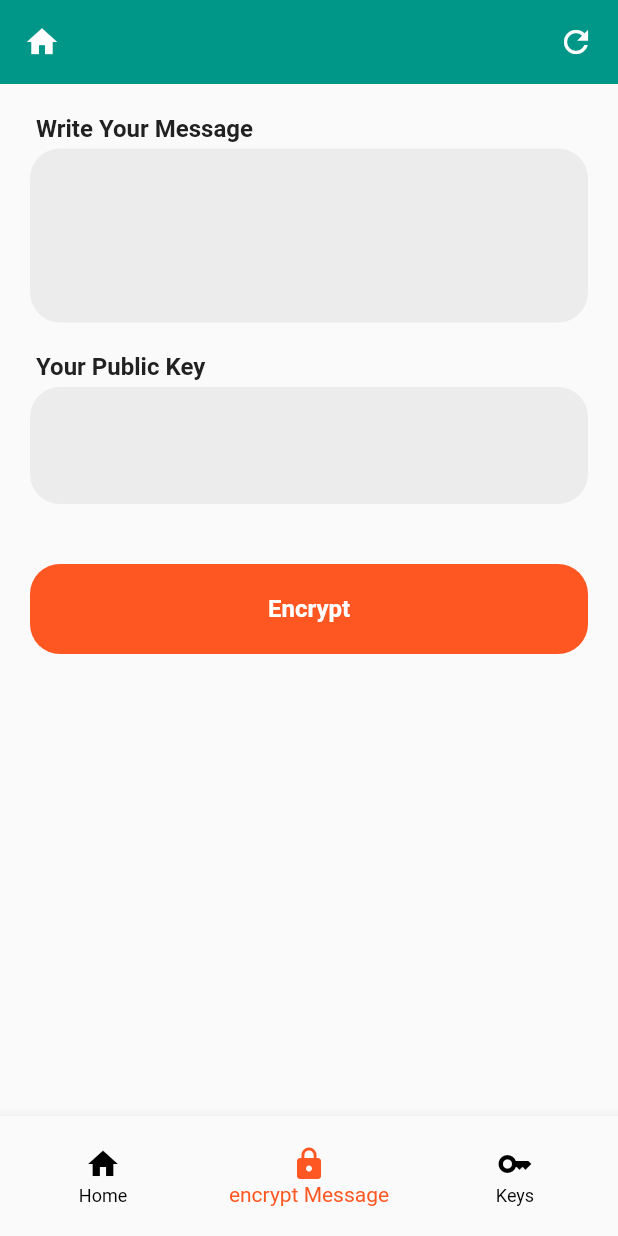
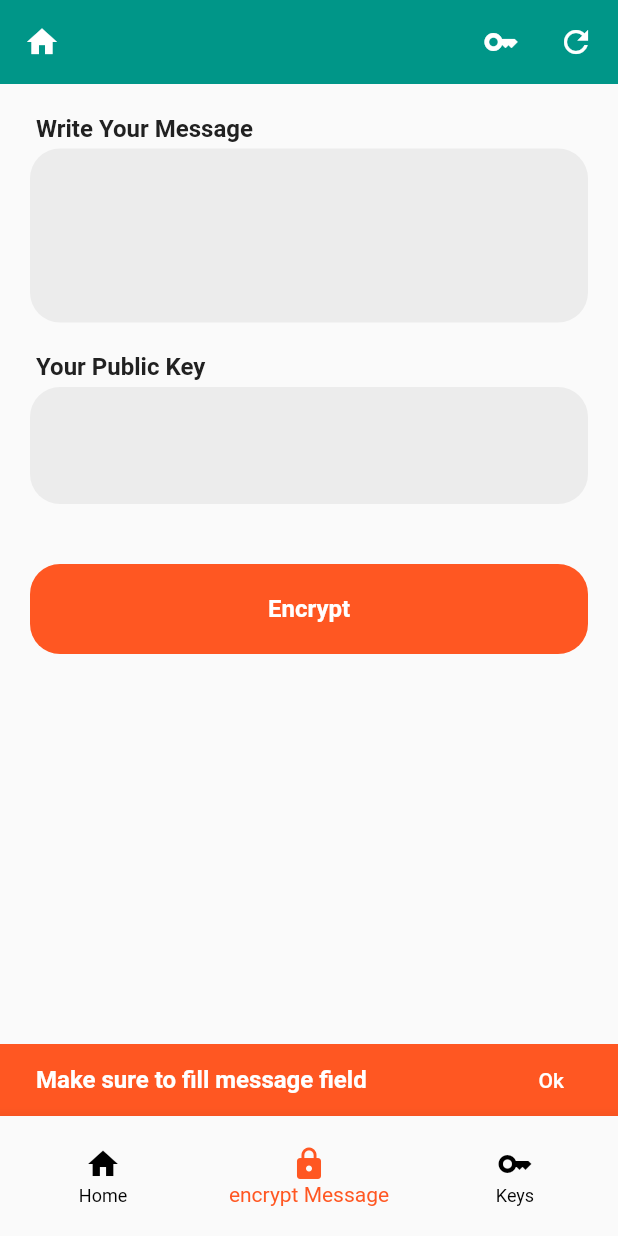
Before and after one commit to hemunt/RsaKeyEncription, a Flutter app: the screen it shows after launch, item 2 of the bottom bar chosen, after a tap on "Encrypt", on a phone screen of 412 x 824 dp. Run offline on Flutter 3.47's test engine with Material 2 defaults, Android fonts, the phone set to English and light mode, and no system bars; our stand-ins replace get, shared_preferences; missing offline and left inert: asn1lib, pointycastle.

Commit message:
Icons, Error handling and Bug Fixes

```diff
--- a/lib/Screens/DashboardScreen.dart
+++ b/lib/Screens/DashboardScreen.dart
@@ -98,6 +98,17 @@ class _DashboardScreenState extends State<DashboardScreen> {
           ),
         ),
         actions: [
+          GestureDetector(
+            onTap: () {
+           setState(() {
+             _selectedIndex = 2;
+           });
+            },
+            child: Container(
+                padding: const EdgeInsets.only(
+                    top: 10.0, left: 10.0, right: 16.0, bottom: 10.0),
+                child: const Icon(Icons.key)),
+          ),
           _selectedIndex == 0
               ? GestureDetector(
                   onTap: () async {
--- a/lib/Screens/EncryptMessage.dart
+++ b/lib/Screens/EncryptMessage.dart
@@ -43,6 +43,31 @@ class _EncryptMessageState extends State<EncryptMessage> {
                 Obx(()=>AppTextField(keyTypeText: "Your Public Key",maxLines: 2, fieldData: (val){}, readOnly: false, value: controller.publicKey.value, isCopy: false,)),
                 GestureDetector(
                   onTap: (){
+                    if(controller.message.value == ""){
+                      final snackBar = SnackBar(
+                        backgroundColor: secondaryColor,
+                        content: const Text("Make sure to fill message field", style: TextStyle(fontWeight: FontWeight.w700,fontSize: 16),),
+                        action: SnackBarAction(
+                          textColor: Colors.white,
+                          label: 'Ok',
+                          onPressed: () {
+                          },
+                        ),
+                      );
+                      ScaffoldMessenger.of(context).showSnackBar(snackBar);
+                    } else if(controller.publicKey.value == ""){
+                      final snackBar = SnackBar(
+                        backgroundColor: secondaryColor,
+                        content: const Text("Make sure to add Public Key to Encrypt", style: TextStyle(fontWeight: FontWeight.w700,fontSize: 16),),
+                        action: SnackBarAction(
+                          textColor: Colors.white,
+                          label: 'Ok',
+                          onPressed: () {
+                          },
+                        ),
+                      );
+                      ScaffoldMessenger.of(context).showSnackBar(snackBar);
+                    } else {
                       RsaKeyHelper rsaKeyHelper = RsaKeyHelper();
                       controller.encryptedMessage.value = rsaKeyHelper.encrypt(controller.message.value, rsaKeyHelper.parsePublicKeyFromPem(controller.publicKey.value));
                       SessionManager.setEncryptedMessage(controller.encryptedMessage.value);
@@ -51,6 +76,7 @@ class _EncryptMessageState extends State<EncryptMessage> {
                       setState(() {
                         controller.showMessageTF.value = true;
                       });
+                    }
                   },
                   child: Container(
                     height: 60,
@@ -72,7 +98,7 @@ class _EncryptMessageState extends State<EncryptMessage> {
                     ),
                   ),
                 ),
-                Obx( ()=> controller.encryptedMessage.value != "" && controller.showMessageTF.value ? AppTextField(keyTypeText: "Your Encrypted Message",label: "Encrypted Message", value: controller.encryptedMessage.value,isCopy: true, fieldData: (val){}) : SizedBox()),
+                Obx( ()=> controller.encryptedMessage.value != "" && controller.showMessageTF.value ? AppTextField(keyTypeText: "Your Encrypted Message",label: "Encrypted Message", value: controller.encryptedMessage.value,isCopy: true, fieldData: (val){}) : const SizedBox()),
 
                 const SizedBox(
                   height: 30.0,
--- a/lib/Screens/SplashScreen.dart
+++ b/lib/Screens/SplashScreen.dart
@@ -36,15 +36,22 @@ class _SplashScreenState extends State<SplashScreen> {
           child: Column(
             mainAxisAlignment: MainAxisAlignment.center,
             children: [
-              Text("RSA", style: TextStyle(
+              Image.asset("assets/mspy.png", width: 130,),
+              SizedBox(
+                height: 150,
+              ),
+              Text("Encryption Spy", style: TextStyle(
                  color: secondaryColor,
                 fontWeight: FontWeight.w700,
-                fontSize: 92,
+                fontSize: 42,
               ),),
-              const Text("Message Encryption",style: TextStyle(
+              SizedBox(
+                height: 10,
+              ),
+              const Text("Message Encryption Tool",style: TextStyle(
                 color: Colors.black,
                 fontWeight: FontWeight.w500,
-                fontSize: 22,
+                fontSize: 18,
               ),),
               const SizedBox(
                 height: 30.0,
```
Also changed, not shown: pubspec.yaml (+4 -3 lines), assets/mspy.png (added), 17 other files. Lines whose indentation alone changed are shown as unchanged.
